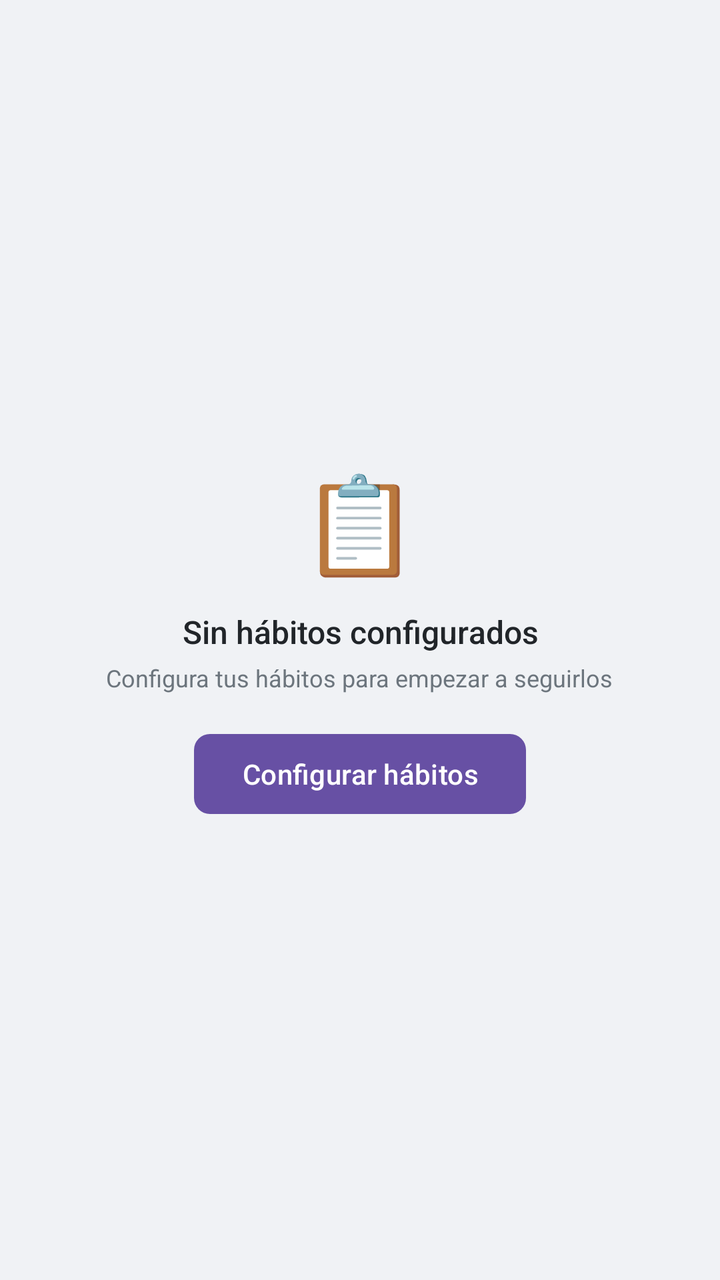
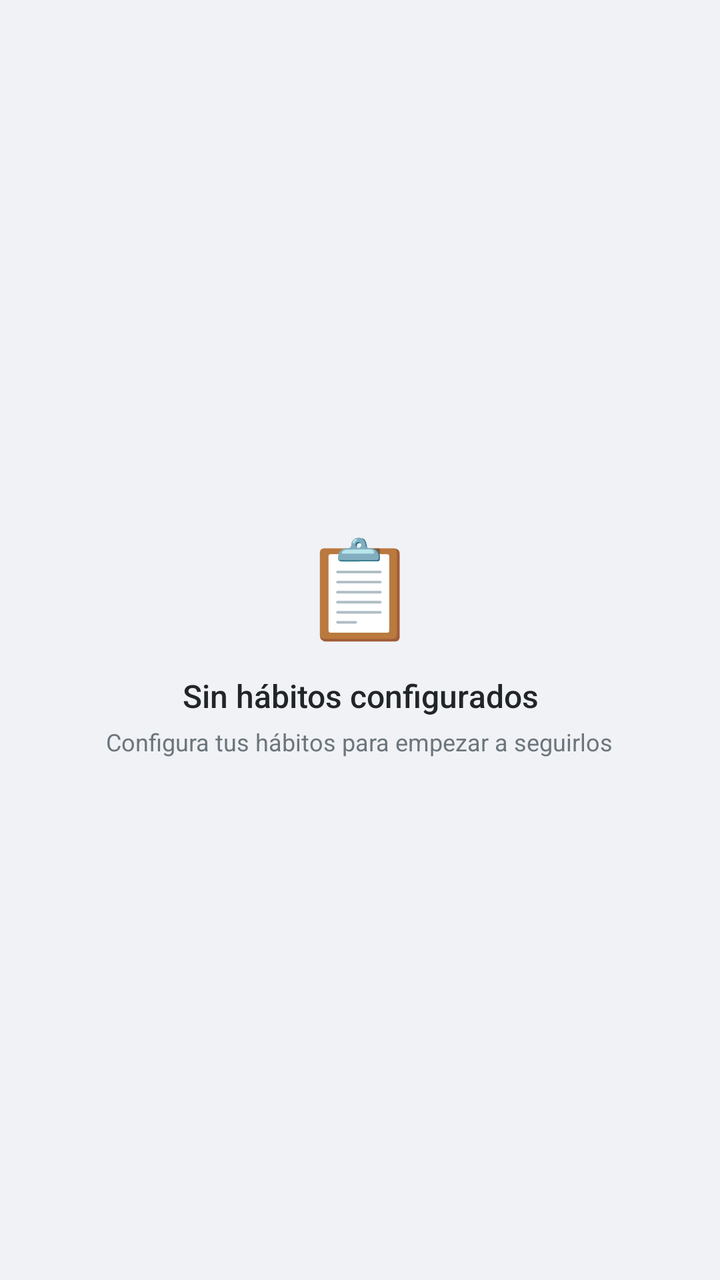

An Android layout rendered at two revisions. The XML below is the earlier revision; the diff shows what the commit changed to produce the second picture.
<!-- AndroidManifest.xml: application theme Theme.Pace -->
<!-- res/layout/habits_preview_empty.xml -->
<?xml version="1.0" encoding="utf-8"?>
<LinearLayout xmlns:android="http://schemas.android.com/apk/res/android"
    xmlns:app="http://schemas.android.com/apk/res-auto"
    android:layout_width="match_parent"
    android:layout_height="wrap_content"
    android:background="@color/background_preview"
    android:gravity="center"
    android:orientation="vertical"
    android:padding="24dp">

    <TextView
        android:layout_width="wrap_content"
        android:layout_height="wrap_content"
        android:text="📋"
        android:textSize="48sp" />

    <TextView
        android:layout_width="wrap_content"
        android:layout_height="wrap_content"
        android:layout_marginTop="12dp"
        android:fontFamily="sans-serif-medium"
        android:text="@string/no_habits_configured"
        android:textAlignment="center"
        android:textColor="@color/text_primary"
        android:textSize="16sp" />

    <TextView
        android:layout_width="wrap_content"
        android:layout_height="wrap_content"
        android:layout_marginTop="4dp"
        android:text="@string/configure_habits_message"
        android:textAlignment="center"
        android:textColor="@color/text_secondary"
        android:textSize="12sp" />

    <com.google.android.material.button.MaterialButton
        android:id="@+id/configureHabitsButton"
        android:layout_width="wrap_content"
        android:layout_height="wrap_content"
        android:layout_marginTop="16dp"
        android:text="@string/configure_habits"
        app:cornerRadius="8dp" />

</LinearLayout>
<!-- resources referenced by this layout -->
<resources>
  <color name="background_preview">#F0F2F5</color>
  <color name="text_primary">#212529</color>
  <color name="text_secondary">#6C757D</color>
  <string name="configure_habits">Configurar hábitos</string>
  <string name="configure_habits_message">Configura tus hábitos para empezar a seguirlos</string>
  <string name="no_habits_configured">Sin hábitos configurados</string>
  <style name="Theme.Pace" parent="Base.Theme.Pace" />
  <style name="Base.Theme.Pace" parent="Theme.Material3.DayNight.NoActionBar">
          
          <item name="android:statusBarColor">@color/black</item>
          <item name="android:windowOptOutEdgeToEdgeEnforcement" tools:targetApi="35">true</item>
      </style>
  <color name="black">#FF000000</color>
</resources>

<!-- the commit's change to res/layout/habits_preview_empty.xml (unified diff, before → after) -->
@@ -33,12 +33,4 @@
         android:textColor="@color/text_secondary"
         android:textSize="12sp" />
 
-    <com.google.android.material.button.MaterialButton
-        android:id="@+id/configureHabitsButton"
-        android:layout_width="wrap_content"
-        android:layout_height="wrap_content"
-        android:layout_marginTop="16dp"
-        android:text="@string/configure_habits"
-        app:cornerRadius="8dp" />
-
 </LinearLayout>
<!-- resource entries referenced after the edit -->
@@ -3,7 +3,6 @@
   <color name="background_preview">#F0F2F5</color>
   <color name="text_primary">#212529</color>
   <color name="text_secondary">#6C757D</color>
-  <string name="configure_habits">Configurar hábitos</string>
   <string name="configure_habits_message">Configura tus hábitos para empezar a seguirlos</string>
   <string name="no_habits_configured">Sin hábitos configurados</string>
   <style name="Theme.Pace" parent="Base.Theme.Pace" />
